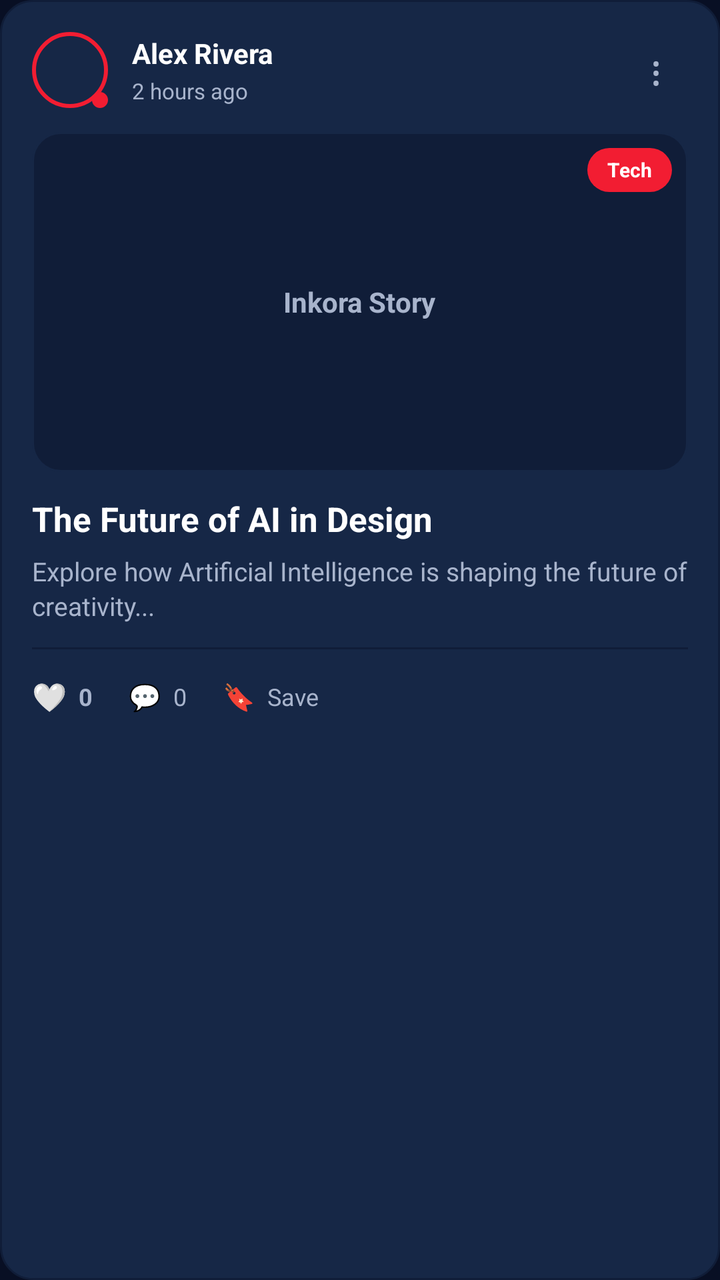
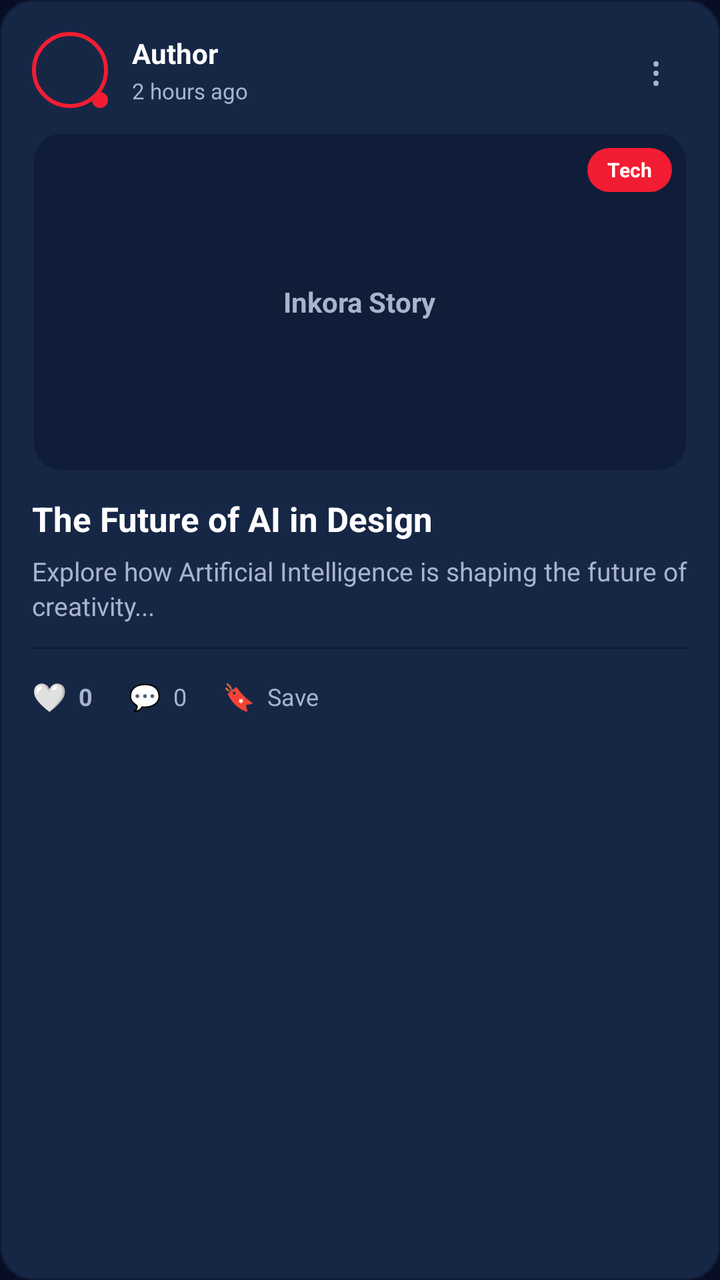

The first picture is an Android layout as it rendered before a commit; the second is the same layout after the commit. The layout source and the unified diff follow.
<!-- AndroidManifest.xml: application theme Theme.Task_3 -->
<!-- res/layout/item_blog.xml -->
<?xml version="1.0" encoding="utf-8"?>
<LinearLayout
    xmlns:android="http://schemas.android.com/apk/res/android"
    xmlns:app="http://schemas.android.com/apk/res-auto"
    android:layout_width="match_parent"
    android:layout_height="wrap_content"
    android:orientation="vertical"
    android:layout_marginBottom="16dp"
    android:background="@drawable/bg_card_dark"
    android:padding="16dp">

    
    <LinearLayout
        android:layout_width="match_parent"
        android:layout_height="wrap_content"
        android:gravity="center_vertical"
        android:orientation="horizontal">

        
        <FrameLayout
            android:layout_width="wrap_content"
            android:layout_height="wrap_content">

            <View
                android:id="@+id/avatarPlaceholder"
                android:layout_width="38dp"
                android:layout_height="38dp"
                android:background="@drawable/bg_avatar_placeholder" />

            
            <View
                android:layout_width="8dp"
                android:layout_height="8dp"
                android:layout_gravity="bottom|end"
                android:background="@drawable/bg_primary_button" />
        </FrameLayout>

        <LinearLayout
            android:layout_width="0dp"
            android:layout_height="wrap_content"
            android:layout_marginStart="12dp"
            android:layout_weight="1"
            android:orientation="vertical">

            <TextView
                android:id="@+id/tvBlogAuthor"
                android:layout_width="wrap_content"
                android:layout_height="wrap_content"
                android:text="Alex Rivera"
                android:textColor="@color/primary_text"
                android:textSize="14sp"
                android:textStyle="bold" />

            <TextView
                android:id="@+id/tvBlogTime"
                android:layout_width="wrap_content"
                android:layout_height="wrap_content"
                android:layout_marginTop="2dp"
                android:text="2 hours ago"
                android:textColor="@color/secondary_text"
                android:textSize="11sp" />
        </LinearLayout>

        <TextView
            android:id="@+id/tvOptions"
            android:layout_width="32dp"
            android:layout_height="32dp"
            android:gravity="center"
            android:text="⋮"
            android:textColor="@color/secondary_text"
            android:textSize="20sp" />
    </LinearLayout>

    
    <FrameLayout
        android:id="@+id/coverImageContainer"
        android:layout_width="match_parent"
        android:layout_height="170dp"
        android:layout_marginTop="12dp"
        android:background="@drawable/bg_image_placeholder">

        <ImageView
            android:id="@+id/ivBlogCover"
            android:layout_width="match_parent"
            android:layout_height="match_parent"
            android:scaleType="centerCrop"
            android:visibility="gone" />

        <TextView
            android:id="@+id/tvCoverPlaceholder"
            android:layout_width="wrap_content"
            android:layout_height="wrap_content"
            android:layout_gravity="center"
            android:text="Inkora Story"
            android:textColor="@color/secondary_text"
            android:textSize="14sp"
            android:textStyle="bold" />

        <TextView
            android:id="@+id/tvBlogCategory"
            android:layout_width="wrap_content"
            android:layout_height="22dp"
            android:layout_gravity="top|end"
            android:layout_margin="8dp"
            android:background="@drawable/bg_pill_filter_selected"
            android:gravity="center"
            android:paddingHorizontal="10dp"
            android:text="Tech"
            android:textColor="@color/white"
            android:textSize="10sp"
            android:textStyle="bold" />
    </FrameLayout>

    
    <TextView
        android:id="@+id/tvBlogTitle"
        android:layout_width="match_parent"
        android:layout_height="wrap_content"
        android:layout_marginTop="12dp"
        android:text="The Future of AI in Design"
        android:textColor="@color/primary_text"
        android:textSize="17sp"
        android:textStyle="bold"
        android:lineSpacingExtra="2dp" />

    
    <TextView
        android:id="@+id/tvBlogContent"
        android:layout_width="match_parent"
        android:layout_height="wrap_content"
        android:layout_marginTop="6dp"
        android:ellipsize="end"
        android:maxLines="2"
        android:text="Explore how Artificial Intelligence is shaping the future of creativity..."
        android:textColor="@color/secondary_text"
        android:textSize="13sp"
        android:lineSpacingExtra="2dp" />

    
    <View
        android:layout_width="match_parent"
        android:layout_height="1dp"
        android:layout_marginTop="12dp"
        android:layout_marginBottom="10dp"
        android:background="@color/secondary_background" />

    
    <LinearLayout
        android:layout_width="match_parent"
        android:layout_height="wrap_content"
        android:gravity="center_vertical"
        android:orientation="horizontal">

        
        <LinearLayout
            android:id="@+id/layoutLike"
            android:layout_width="wrap_content"
            android:layout_height="wrap_content"
            android:gravity="center_vertical"
            android:orientation="horizontal"
            android:paddingVertical="4dp">

            <TextView
                android:id="@+id/tvLikeIcon"
                android:layout_width="wrap_content"
                android:layout_height="wrap_content"
                android:text="🤍"
                android:textSize="14sp" />

            <TextView
                android:id="@+id/tvLikesCount"
                android:layout_width="wrap_content"
                android:layout_height="wrap_content"
                android:layout_marginStart="6dp"
                android:text="0"
                android:textColor="@color/secondary_text"
                android:textSize="12sp"
                android:textStyle="bold" />
        </LinearLayout>

        
        <LinearLayout
            android:id="@+id/layoutComment"
            android:layout_width="wrap_content"
            android:layout_height="wrap_content"
            android:layout_marginStart="18dp"
            android:gravity="center_vertical"
            android:orientation="horizontal"
            android:paddingVertical="4dp">

            <TextView
                android:layout_width="wrap_content"
                android:layout_height="wrap_content"
                android:text="💬"
                android:textSize="13sp" />

            <TextView
                android:id="@+id/tvCommentsCount"
                android:layout_width="wrap_content"
                android:layout_height="wrap_content"
                android:layout_marginStart="6dp"
                android:text="0"
                android:textColor="@color/secondary_text"
                android:textSize="12sp" />
        </LinearLayout>

        
        <LinearLayout
            android:id="@+id/layoutSave"
            android:layout_width="wrap_content"
            android:layout_height="wrap_content"
            android:layout_marginStart="18dp"
            android:gravity="center_vertical"
            android:orientation="horizontal"
            android:paddingVertical="4dp">

            <TextView
                android:id="@+id/tvSaveIcon"
                android:layout_width="wrap_content"
                android:layout_height="wrap_content"
                android:text="🔖"
                android:textSize="13sp" />

            <TextView
                android:id="@+id/tvSaveText"
                android:layout_width="wrap_content"
                android:layout_height="wrap_content"
                android:layout_marginStart="6dp"
                android:text="Save"
                android:textColor="@color/secondary_text"
                android:textSize="12sp" />
        </LinearLayout>

        <View
            android:layout_width="0dp"
            android:layout_height="1dp"
            android:layout_weight="1" />

        
        <androidx.appcompat.widget.AppCompatButton
            android:id="@+id/btnEdit"
            style="@style/Widget.MaterialComponents.Button.TextButton"
            android:layout_width="wrap_content"
            android:layout_height="36dp"
            android:minWidth="48dp"
            android:paddingHorizontal="8dp"
            android:text="Edit"
            android:textColor="@color/secondary_text"
            android:textSize="12sp"
            android:textStyle="bold"
            android:visibility="gone" />

        
        <androidx.appcompat.widget.AppCompatButton
            android:id="@+id/btnDelete"
            style="@style/Widget.MaterialComponents.Button.TextButton"
            android:layout_width="wrap_content"
            android:layout_height="36dp"
            android:minWidth="48dp"
            android:paddingHorizontal="8dp"
            android:text="Delete"
            android:textColor="@color/primary_red"
            android:textSize="12sp"
            android:textStyle="bold"
            android:visibility="gone" />
    </LinearLayout>

</LinearLayout>
<!-- resources referenced by this layout -->
<resources>
  <color name="primary_red">#F21D32</color>
  <color name="primary_text">#FFFFFF</color>
  <color name="secondary_background">#101D38</color>
  <color name="secondary_text">#A8B4CC</color>
  <color name="white">#FFFFFF</color>
  <!-- drawable bg_avatar_placeholder (drawable) -->
  <?xml version="1.0" encoding="utf-8"?>
  <shape xmlns:android="http://schemas.android.com/apk/res/android"
      android:shape="oval">
      <solid android:color="@color/card_surface" />
      <stroke
          android:width="2dp"
          android:color="@color/primary_red" />
  </shape>
  <!-- drawable bg_card_dark (drawable) -->
  <?xml version="1.0" encoding="utf-8"?>
  <shape xmlns:android="http://schemas.android.com/apk/res/android"
      android:shape="rectangle">
      <solid android:color="@color/card_surface" />
      <stroke
          android:width="1dp"
          android:color="@color/secondary_background" />
      <corners android:radius="16dp" />
  </shape>
  <!-- drawable bg_image_placeholder (drawable) -->
  <?xml version="1.0" encoding="utf-8"?>
  <shape xmlns:android="http://schemas.android.com/apk/res/android"
      android:shape="rectangle">
      <solid android:color="@color/secondary_background" />
      <stroke
          android:width="1dp"
          android:color="@color/card_surface" />
      <corners android:radius="14dp" />
  </shape>
  <!-- drawable bg_pill_filter_selected (drawable) -->
  <?xml version="1.0" encoding="utf-8"?>
  <shape xmlns:android="http://schemas.android.com/apk/res/android"
      android:shape="rectangle">
      <solid android:color="@color/primary_red" />
      <corners android:radius="20dp" />
  </shape>
  <!-- drawable bg_primary_button (drawable) -->
  <?xml version="1.0" encoding="utf-8"?>
  <shape xmlns:android="http://schemas.android.com/apk/res/android"
      android:shape="rectangle">
      <solid android:color="@color/primary_red" />
      <corners android:radius="26dp" />
  </shape>
  <style name="Theme.Task_3" parent="Base.Theme.Task_3" />
  <color name="card_surface">#162746</color>
  <style name="Base.Theme.Task_3" parent="Theme.Material3.DayNight.NoActionBar">
          <item name="colorPrimary">@color/primary_red</item>
          <item name="colorPrimaryVariant">@color/secondary_background</item>
          <item name="colorSecondary">@color/primary_red</item>
          <item name="android:statusBarColor">@color/primary_background</item>
          <item name="android:windowBackground">@color/primary_background</item>
          <item name="android:navigationBarColor">@color/secondary_background</item>
      </style>
  <color name="primary_background">#080F24</color>
</resources>

<!-- the commit's change to res/layout/item_blog.xml (unified diff, before → after) -->
@@ -46,7 +46,7 @@
                 android:id="@+id/tvBlogAuthor"
                 android:layout_width="wrap_content"
                 android:layout_height="wrap_content"
-                android:text="Alex Rivera"
+                android:text="Author"
                 android:textColor="@color/primary_text"
                 android:textSize="14sp"
                 android:textStyle="bold" />
